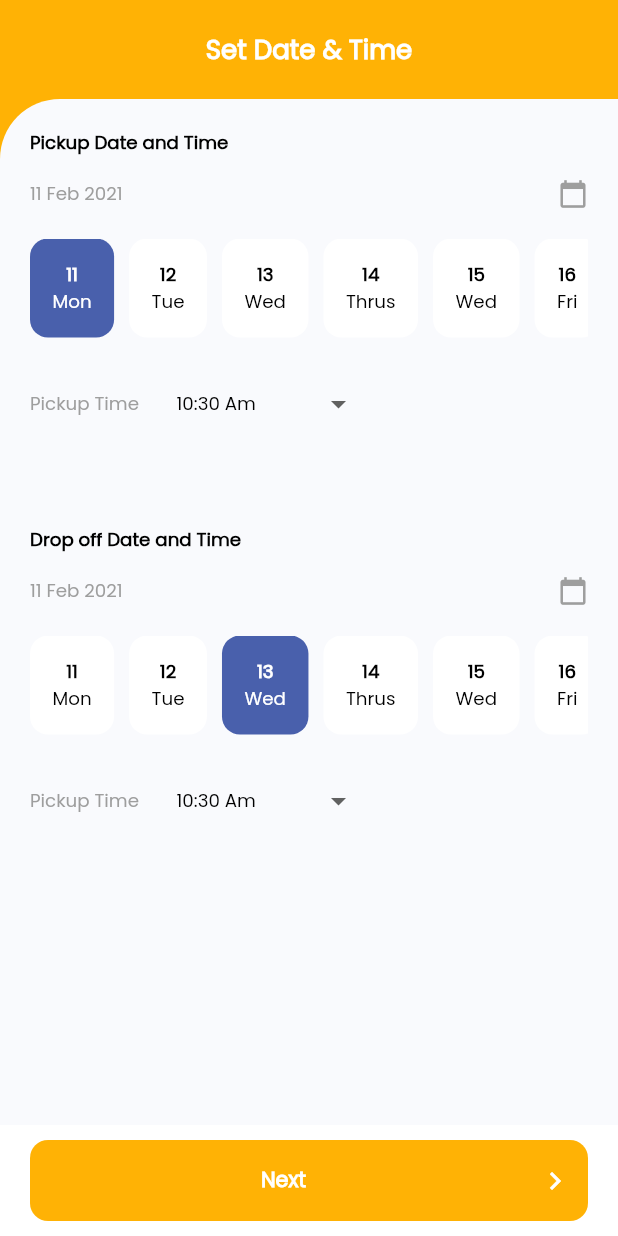
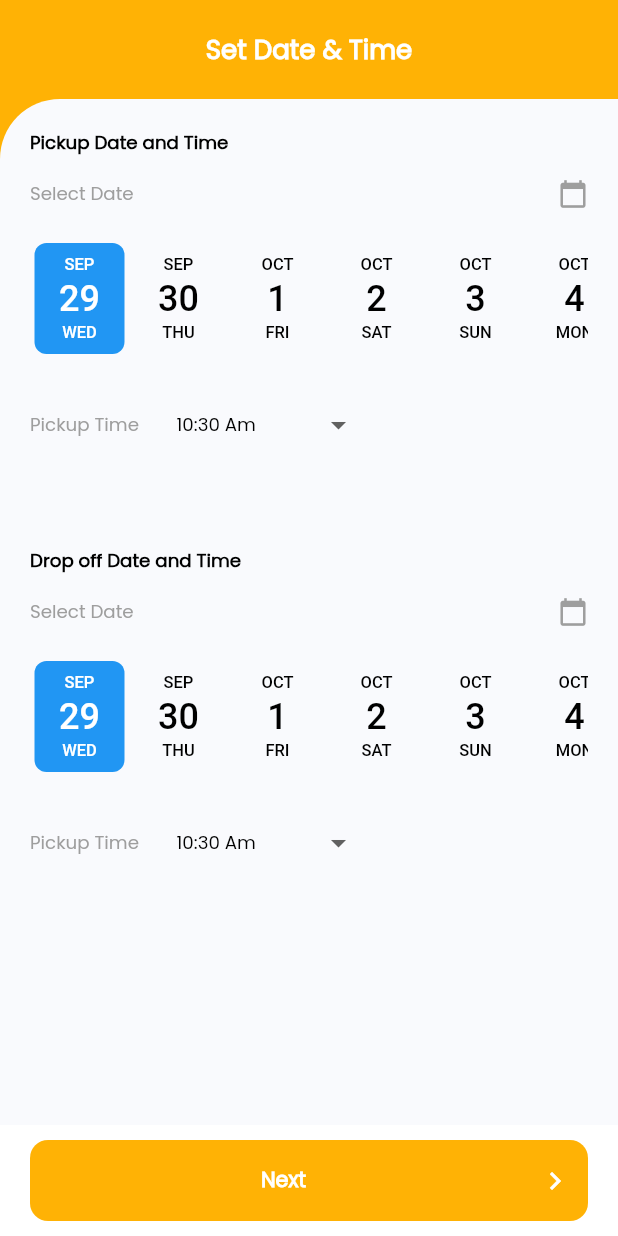
Before and after one commit to dexzter07/couries_app, a Flutter app: the AddDateTimeScreen screen opened directly, on a phone screen of 412 x 824 dp. Run offline on Flutter 3.47's test engine with Material 2 defaults, Android fonts, the phone set to English and light mode, and no system bars; drawn by our look-alikes of date_picker_timeline; our stand-ins replace flutter_svg, geocoding, geolocator, get, google_maps_flutter, persistent_bottom_nav_bar.

Commit message:
horizontal date_time added

```diff
--- a/lib/views/home/parcel/add_date_and_time.dart
+++ b/lib/views/home/parcel/add_date_and_time.dart
@@ -7,6 +7,7 @@ import 'package:couries_one/widgets/custom_app_bar.dart';
 import 'package:couries_one/widgets/custom_text_widget.dart';
 import 'package:couries_one/widgets/date_time_widget.dart';
 import 'package:couries_one/widgets/full_width_button.dart';
+import 'package:date_picker_timeline/date_picker_widget.dart';
 import 'package:flutter/material.dart';
 import 'package:get/get.dart';
 
@@ -19,6 +20,10 @@ class AddDateTimeScreen extends StatefulWidget {
 }
 
 class _AddDateTimeScreenState extends State<AddDateTimeScreen> {
+  DateTime _selectedValue;
+  DateTime _selectedValue1;
+
+
   @override
   Widget build(BuildContext context) {
     return Scaffold(
@@ -44,27 +49,30 @@ class _AddDateTimeScreenState extends State<AddDateTimeScreen> {
                     SizedBox(height: 15),
                     Row(
                       children: [
-                        CustomTextWidget("11 Feb 2021",style: CustomTextStyle.smallTextStyle1(color: Colors.grey),),
+                        CustomTextWidget(_selectedValue1!=null?"${_selectedValue1.day}/${_selectedValue1.month}/${_selectedValue1.year}":"Select Date",style: CustomTextStyle.smallTextStyle1(color: Colors.grey),),
                         Spacer(),
                         Icon(Icons.calendar_today,size: 20,color: Colors.grey,)
                       ],
                     ),
                     SizedBox(height: 20,),
 
-                    SingleChildScrollView(
-                      scrollDirection: Axis.horizontal,
-                      child: Row(
-                        children: [
-                          DateTimeSingleWidget(date: "11",day: "Mon",selected: true,),
-                          DateTimeSingleWidget(date: "12",day: "Tue",selected: false,),
-                          DateTimeSingleWidget(date: "13",day: "Wed",selected: false,),
-                          DateTimeSingleWidget(date: "14",day: "Thrus",selected: false,),
-                          DateTimeSingleWidget(date: "15",day: "Wed",selected: false,),
-                          DateTimeSingleWidget(date: "16",day: "Fri",selected: false,),
-                          DateTimeSingleWidget(date: "17",day: "Sar",selected: false,),
-                          DateTimeSingleWidget(date: "18",day: "Sun",selected: false,),
-                        ],
-                      ),
+                    Column(
+                      mainAxisAlignment: MainAxisAlignment.center,
+                      children: <Widget>[
+                        DatePicker(
+                          DateTime.now(),
+                          initialSelectedDate: DateTime.now(),
+                          selectionColor: Colors.blue,
+                          selectedTextColor: Colors.white,
+                          onDateChange: (date) {
+                            // New date selected
+                            setState(() {
+                              _selectedValue1 = date;
+                              print(_selectedValue1);
+                            });
+                          },
+                        ),
+                      ],
                     ),
                     SizedBox(height: 20,),
 
@@ -83,27 +91,30 @@ class _AddDateTimeScreenState extends State<AddDateTimeScreen> {
                     SizedBox(height: 15),
                     Row(
                       children: [
-                        CustomTextWidget("11 Feb 2021",style: CustomTextStyle.smallTextStyle1(color: Colors.grey),),
+                        CustomTextWidget(_selectedValue!=null?"${_selectedValue.day}/${_selectedValue.month}/${_selectedValue.year}":"Select Date",style: CustomTextStyle.smallTextStyle1(color: Colors.grey),),
                         Spacer(),
                         Icon(Icons.calendar_today,size: 20,color: Colors.grey,)
                       ],
                     ),
                     SizedBox(height: 20,),
 
-                    SingleChildScrollView(
-                      scrollDirection: Axis.horizontal,
-                      child: Row(
-                        children: [
-                          DateTimeSingleWidget(date: "11",day: "Mon",selected: false,),
-                          DateTimeSingleWidget(date: "12",day: "Tue",selected: false,),
-                          DateTimeSingleWidget(date: "13",day: "Wed",selected: true,),
-                          DateTimeSingleWidget(date: "14",day: "Thrus",selected: false,),
-                          DateTimeSingleWidget(date: "15",day: "Wed",selected: false,),
-                          DateTimeSingleWidget(date: "16",day: "Fri",selected: false,),
-                          DateTimeSingleWidget(date: "17",day: "Sar",selected: false,),
-                          DateTimeSingleWidget(date: "18",day: "Sun",selected: false,),
-                        ],
-                      ),
+                    Column(
+                      mainAxisAlignment: MainAxisAlignment.center,
+                      children: <Widget>[
+                        DatePicker(
+                          DateTime.now(),
+                          initialSelectedDate: DateTime.now(),
+                          selectionColor: Colors.blue,
+                          selectedTextColor: Colors.white,
+                          onDateChange: (date) {
+                            // New date selected
+                            setState(() {
+                              _selectedValue = date;
+                              print(_selectedValue);
+                            });
+                          },
+                        ),
+                      ],
                     ),
                     SizedBox(height: 20,),
 
--- a/pubspec.yaml
+++ b/pubspec.yaml
@@ -19,6 +19,7 @@ dependencies:
   geolocator:
   geocoding:
   google_maps_flutter:
+  date_picker_timeline:
 
 dev_dependencies:
   flutter_test:
```
Also changed, not shown: lib/controllers/location/location_controller.dart (added, +8 -0 lines), lib/views/home/parcel/add_location.dart (+38 -7 lines), lib/views/home/parcel/destination_location.dart (+24 -4 lines), lib/views/home/parcel/place_order_view.dart (+9 -7 lines), lib/views/home/restaurant/place_order_view.dart (+81 -15 lines), pubspec.lock.
